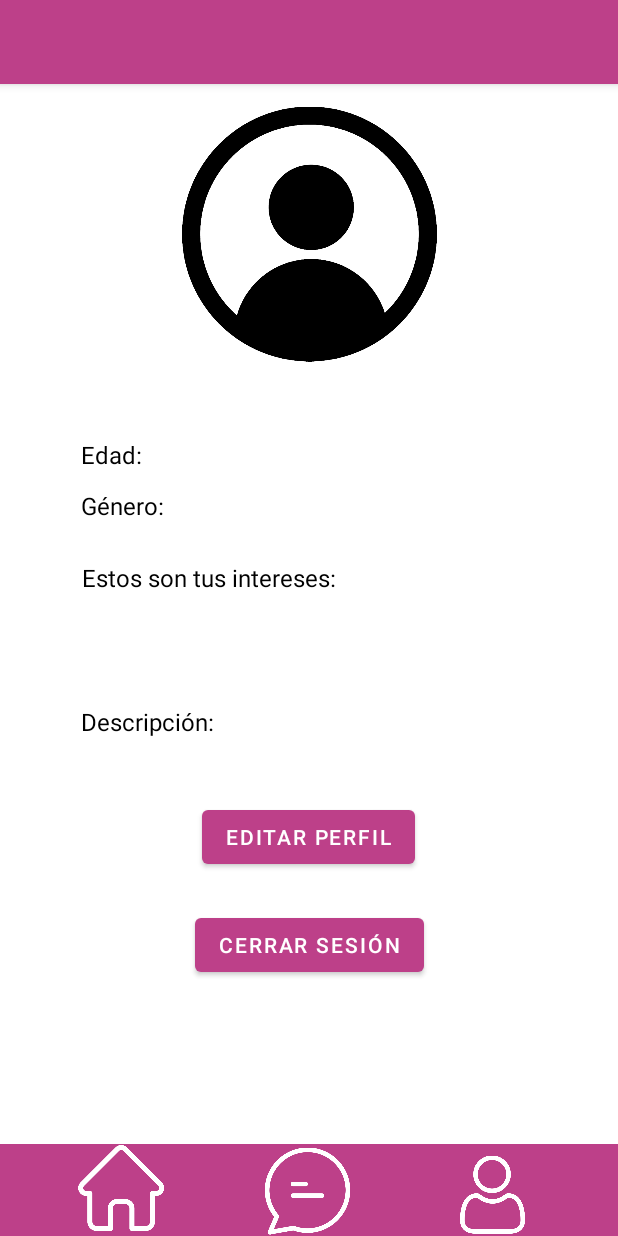
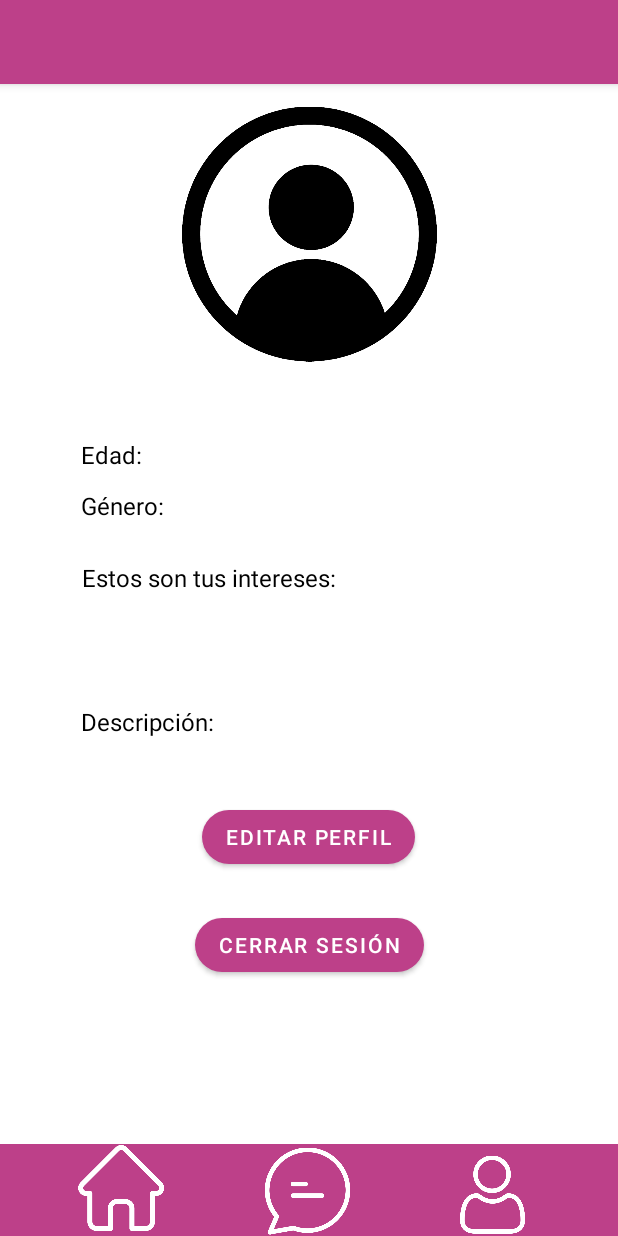
Before and after one commit to aliperbol/AfroditUS, an Android app: the Perfil_propio screen opened directly, with no data from a screen before it, on a phone screen of 412 x 824 dp. Run offline under Robolectric (Android 15) with nearby library versions, the phone set to English and light mode, and no system bars; our stand-ins replace Firebase (no records; nobody signed in at launch, a user with empty details on screens opened directly).

Commit message:
cambiar botones

```diff
--- a/app/src/main/res/layout/perfilpropio.xml
+++ b/app/src/main/res/layout/perfilpropio.xml
@@ -41,19 +41,20 @@
                 app:layout_constraintTop_toBottomOf="@+id/imagenajena"
                 app:layout_constraintVertical_bias="0.0" />
 
+
             <Button
                 android:id="@+id/editarperfil"
                 android:layout_width="wrap_content"
                 android:layout_height="wrap_content"
                 android:layout_marginBottom="24dp"
                 android:text="Editar perfil"
+                app:cornerRadius="25sp"
                 app:layout_constraintBottom_toTopOf="@+id/cerrarsesion"
                 app:layout_constraintEnd_toEndOf="parent"
                 app:layout_constraintHorizontal_bias="0.498"
                 app:layout_constraintStart_toStartOf="parent"
                 app:layout_constraintTop_toBottomOf="@+id/interesesajenos"
                 app:layout_constraintVertical_bias="1.0" />
-
 
             <TextView
                 android:id="@+id/textView10"
@@ -144,6 +145,7 @@
                 android:layout_width="wrap_content"
                 android:layout_height="wrap_content"
                 android:text="Cerrar sesión"
+                app:cornerRadius="25sp"
                 app:layout_constraintBottom_toBottomOf="parent"
                 app:layout_constraintEnd_toEndOf="parent"
                 app:layout_constraintStart_toStartOf="parent" />
```
Also changed, not shown: app/src/main/res/layout/editarperfil.xml (+5 -6 lines).
